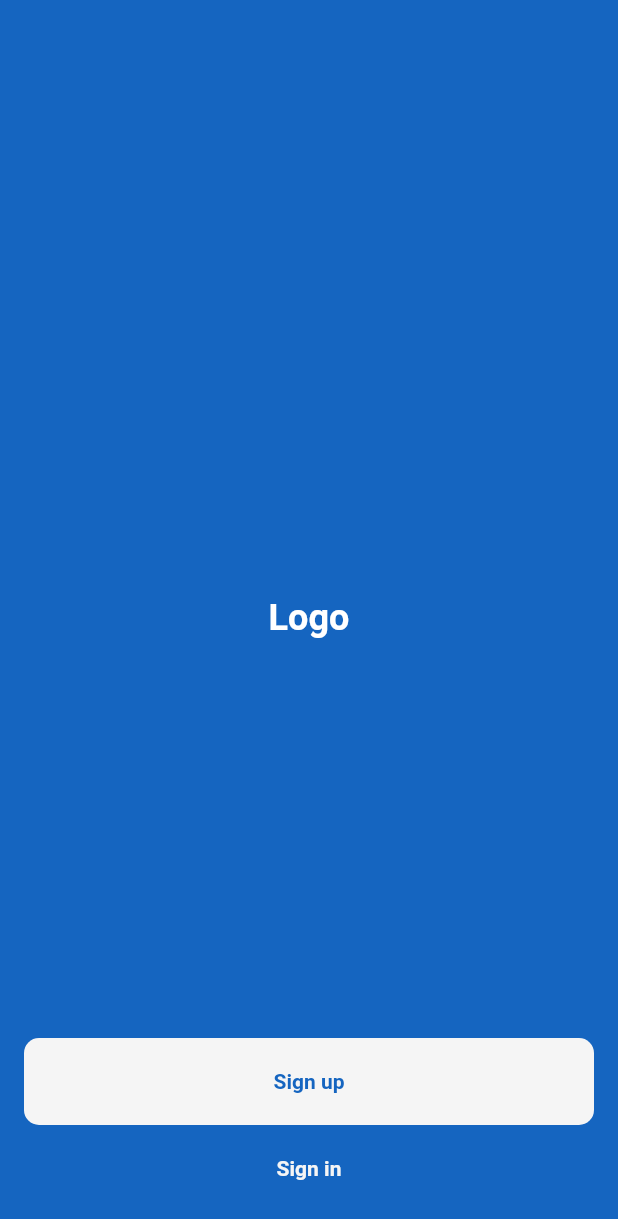
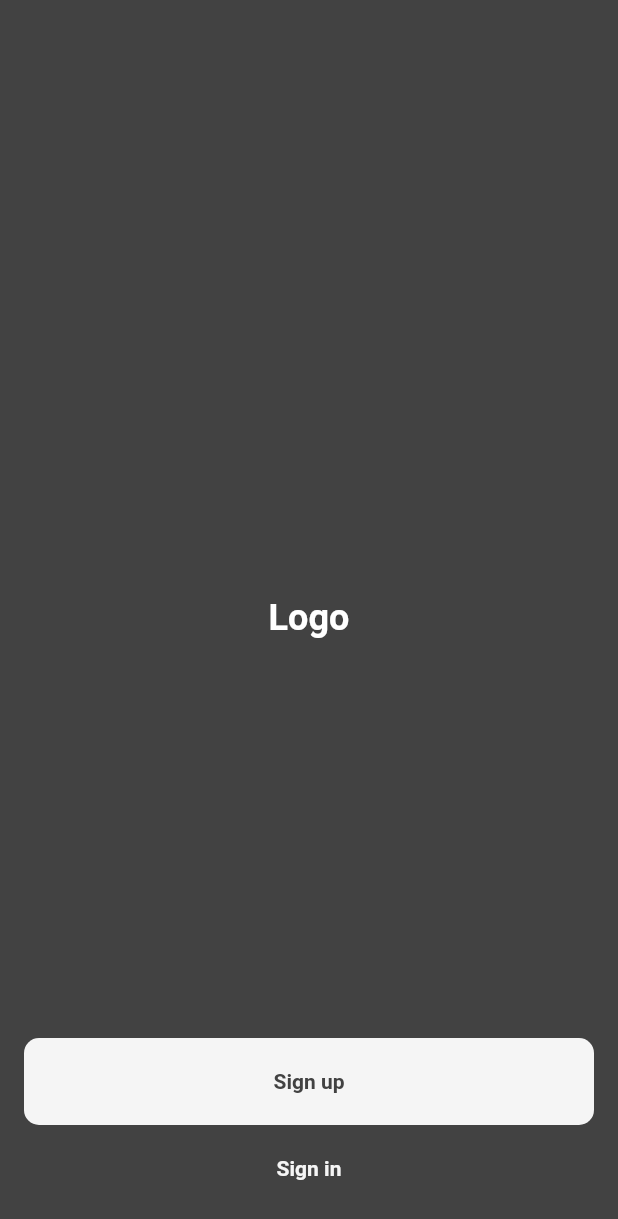
Before and after one commit to matiullah-karimi/shopy, a Flutter app: the screen it shows after launch, on a phone screen of 412 x 824 dp. Shown: the top 1219 px of the screen. Run offline on Flutter 3.47's test engine with Material 2 defaults, Android fonts, the light colour scheme and no system bars; our stand-ins replace dio, flutter_hooks, font_awesome_flutter, hooks_riverpod, shared_preferences.

Commit message:
Change theme from blue to grey

```diff
--- a/lib/constants/styles.dart
+++ b/lib/constants/styles.dart
@@ -1,5 +1,13 @@
 import 'package:flutter/material.dart';
 
-final kHomeTopBgColor = Colors.blue.shade100;
+const kPrimaryColor = Colors.grey;
+final kBgColor = Colors.grey.shade800;
 final kBottomBarSelectedTabColor = Colors.grey.shade900;
 final kBottomBarUnSelectedTabColor = Colors.grey.shade500;
+final kPrimaryButtonColor = Colors.grey.shade800;
+final kPrimaryButtonTextColor = Colors.grey.shade100;
+final kSearchInputBorderColor = Colors.grey.shade100;
+final kSearchInputFocusBorderColor = Colors.grey.shade200;
+final kTextColorLight = Colors.grey.shade100;
+final kTextColorDark = Colors.grey.shade800;
+final kTextColorMedium = Colors.grey.shade500;
--- a/lib/main.dart
+++ b/lib/main.dart
@@ -1,5 +1,6 @@
 import 'package:flutter/material.dart';
 import 'package:hooks_riverpod/hooks_riverpod.dart';
+import 'package:shopy/constants/styles.dart';
 import 'package:shopy/model/app_tabs.dart';
 import 'package:shopy/providers/app_tab_provider.dart';
 import 'package:shopy/providers/auth_provider.dart';
@@ -19,6 +20,10 @@ class MyApp extends ConsumerWidget {
     final authState = ref.watch(authStateProvider);
 
     return MaterialApp(
+      theme: ThemeData(
+        primarySwatch: kPrimaryColor,
+        visualDensity: VisualDensity.adaptivePlatformDensity,
+      ),
       home: SafeArea(
         child: Scaffold(
           body: LayoutBuilder(
--- a/lib/screens/login_screen.dart
+++ b/lib/screens/login_screen.dart
@@ -1,6 +1,7 @@
 import 'package:flutter/material.dart';
 import 'package:flutter_hooks/flutter_hooks.dart';
 import 'package:hooks_riverpod/hooks_riverpod.dart';
+import 'package:shopy/constants/styles.dart';
 import 'package:shopy/providers/login_provider.dart';
 import 'package:shopy/screens/signup_screen.dart';
 import 'package:shopy/state/login_state.dart';
@@ -66,7 +67,7 @@ class LoginScreen extends HookConsumerWidget {
                     child: Text(
                       'Forgot password?',
                       style: TextStyle(
-                        color: Colors.blue.shade400,
+                        color: kTextColorDark,
                       ),
                     ),
                   ),
@@ -101,7 +102,7 @@ class LoginScreen extends HookConsumerWidget {
                       child: Text(
                         'Sign up',
                         style: TextStyle(
-                          color: Colors.blue.shade400,
+                          color: kTextColorDark,
                         ),
                       ),
                     ),
--- a/lib/screens/signup_screen.dart
+++ b/lib/screens/signup_screen.dart
@@ -1,4 +1,5 @@
 import 'package:flutter/material.dart';
+import 'package:shopy/constants/styles.dart';
 import 'package:shopy/screens/login_screen.dart';
 import 'package:shopy/utils/navigator.dart';
 import 'package:shopy/utils/validations.dart';
@@ -76,7 +77,7 @@ class SignupScreen extends StatelessWidget {
                       child: Text(
                         'Sign in',
                         style: TextStyle(
-                          color: Colors.blue.shade400,
+                          color: kTextColorDark,
                         ),
                       ),
                     ),
--- a/lib/screens/splash_screen.dart
+++ b/lib/screens/splash_screen.dart
@@ -1,4 +1,5 @@
 import 'package:flutter/material.dart';
+import 'package:shopy/constants/styles.dart';
 import 'package:shopy/screens/login_screen.dart';
 import 'package:shopy/screens/signup_screen.dart';
 import 'package:shopy/utils/navigator.dart';
@@ -10,7 +11,7 @@ class SplashScreen extends StatelessWidget {
   @override
   Widget build(BuildContext context) {
     return Container(
-      color: Colors.blue.shade800,
+      color: kBgColor,
       width: double.infinity,
       padding: const EdgeInsets.all(16),
       child: Stack(
@@ -35,8 +36,8 @@ class SplashScreen extends StatelessWidget {
                 ButtonWidget(
                   text: 'Sign up',
                   onPressed: () => navigate(context, const SignupScreen()),
-                  color: Colors.grey.shade100,
-                  textColor: Colors.blue.shade800,
+                  color: kTextColorLight,
+                  textColor: kTextColorDark,
                 ),
                 ButtonWidget(
                   text: 'Sign in',
--- a/lib/widgets/button_widget.dart
+++ b/lib/widgets/button_widget.dart
@@ -1,4 +1,5 @@
 import 'package:flutter/material.dart';
+import 'package:shopy/constants/styles.dart';
 
 class ButtonWidget extends StatelessWidget {
   final String text;
@@ -22,7 +23,7 @@ class ButtonWidget extends StatelessWidget {
       child: Container(
         padding: const EdgeInsets.symmetric(horizontal: 20, vertical: 21),
         decoration: BoxDecoration(
-          color: color ?? Colors.blue.shade800,
+          color: color ?? kPrimaryButtonColor,
           borderRadius: BorderRadius.circular(10),
         ),
         child: Center(
@@ -30,7 +31,7 @@ class ButtonWidget extends StatelessWidget {
             text,
             style: TextStyle(
               fontWeight: FontWeight.bold,
-              color: textColor ?? Colors.grey.shade100,
+              color: textColor ?? kPrimaryButtonTextColor,
             ),
           ),
         ),
--- a/lib/widgets/home/home_categories.dart
+++ b/lib/widgets/home/home_categories.dart
@@ -29,10 +29,10 @@ class HomeCategoriesWidget extends StatelessWidget {
           child: Icon(
             icon,
             size: 30,
-            color: Colors.blue.shade700,
+            color: Colors.grey.shade100,
           ),
           decoration: BoxDecoration(
-            color: kHomeTopBgColor,
+            color: kBgColor,
             borderRadius: BorderRadius.circular(10),
             boxShadow: [
               BoxShadow(
--- a/lib/widgets/home/home_top_widget.dart
+++ b/lib/widgets/home/home_top_widget.dart
@@ -27,7 +27,7 @@ class HomeTopWidget extends StatelessWidget {
               child: Container(
                 height: (MediaQuery.of(context).size.height * 0.3),
                 decoration: BoxDecoration(
-                  color: kHomeTopBgColor,
+                  color: kBgColor,
                   borderRadius: const BorderRadius.only(
                     bottomLeft: Radius.circular(24),
                     bottomRight: Radius.circular(24),
--- a/lib/widgets/home/search_bar_widget.dart
+++ b/lib/widgets/home/search_bar_widget.dart
@@ -10,7 +10,7 @@ class HomeSearchBarWidget extends StatelessWidget {
   Widget build(BuildContext context) {
     return Container(
       width: double.infinity,
-      color: kHomeTopBgColor,
+      color: kBgColor,
       padding: const EdgeInsets.only(bottom: 16),
       child: Row(
         children: [
@@ -27,11 +27,11 @@ class HomeSearchBarWidget extends StatelessWidget {
                   hintText: 'Search',
                   border: OutlineInputBorder(
                     borderRadius: const BorderRadius.all(Radius.circular(12)),
-                    borderSide: BorderSide(color: Colors.blue.shade100),
+                    borderSide: BorderSide(color: kSearchInputBorderColor),
                   ),
                   focusedBorder: OutlineInputBorder(
                     borderRadius: const BorderRadius.all(Radius.circular(12)),
-                    borderSide: BorderSide(color: Colors.blue.shade200),
+                    borderSide: BorderSide(color: kSearchInputFocusBorderColor),
                   ),
                 ),
               ),
--- a/lib/widgets/search_input.dart
+++ b/lib/widgets/search_input.dart
@@ -1,4 +1,5 @@
 import 'package:flutter/material.dart';
+import 'package:shopy/constants/styles.dart';
 
 class SearchInputWidget extends StatelessWidget {
   const SearchInputWidget({
@@ -13,11 +14,11 @@ class SearchInputWidget extends StatelessWidget {
         hintText: 'Search',
         border: OutlineInputBorder(
           borderRadius: const BorderRadius.all(Radius.circular(12)),
-          borderSide: BorderSide(color: Colors.blue.shade100),
+          borderSide: BorderSide(color: kSearchInputBorderColor),
         ),
         focusedBorder: OutlineInputBorder(
           borderRadius: const BorderRadius.all(Radius.circular(12)),
-          borderSide: BorderSide(color: Colors.blue.shade200),
+          borderSide: BorderSide(color: kSearchInputFocusBorderColor),
         ),
       ),
     );
```
